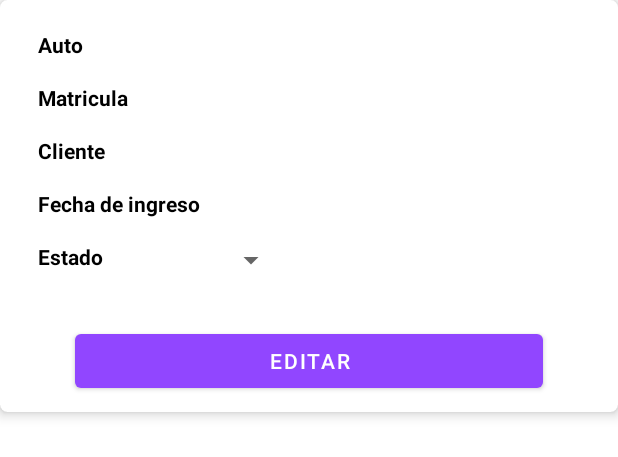
After one commit to jtrocha4/Servicars, an Android app: the layout dialog_edit_order.xml on its own in the app's theme, with its tools: preview values and no code run, on a phone screen of 412 x 824 dp. The commit adds this screen. Shown: the top 457 px of the screen. Run offline under Robolectric (Android 15) with nearby library versions, the phone set to English and light mode, and no system bars.

Commit message:
Implementacion del EditOrderDialog

```diff
--- a/app/src/main/java/com/example/servicars/adapter/OrdersApadter.kt
+++ b/app/src/main/java/com/example/servicars/adapter/OrdersApadter.kt
@@ -10,7 +10,7 @@ class OrdersApadter(
     private val orderList: ArrayList<Order>,
     private val onClickListener: (Order) -> Unit,
     private val onClickDelete: (Order) -> Unit,
-    private val onClickEdit: () -> Unit
+    private val onClickEdit: (Order) -> Unit
 ) : RecyclerView.Adapter<OrdersViewHolder>() {
     override fun onCreateViewHolder(parent: ViewGroup, viewType: Int): OrdersViewHolder {
         val layoutInflater = LayoutInflater.from(parent.context)
--- a/app/src/main/java/com/example/servicars/adapter/OrdersViewHolder.kt
+++ b/app/src/main/java/com/example/servicars/adapter/OrdersViewHolder.kt
@@ -13,7 +13,7 @@ class OrdersViewHolder(view: View) : RecyclerView.ViewHolder(view) {
         orderModel: Order,
         onClickListener: (Order) -> Unit,
         onClickDelete: (Order) -> Unit,
-        onClickEdit: () -> Unit
+        onClickEdit: (Order) -> Unit
     ) {
         binding.vehiculoTxt.text =
             "${orderModel.marcaAuto} ${orderModel.modeloAuto} ${orderModel.anioAuto} "
@@ -27,7 +27,7 @@ class OrdersViewHolder(view: View) : RecyclerView.ViewHolder(view) {
         }
 
         binding.editBtn.setOnClickListener {
-            onClickEdit()
+            onClickEdit.invoke(orderModel)
         }
 
         itemView.setOnClickListener {
--- /dev/null
+++ b/app/src/main/res/layout/dialog_edit_order.xml
@@ -0,0 +1,149 @@
+<?xml version="1.0" encoding="utf-8"?>
+<androidx.constraintlayout.widget.ConstraintLayout xmlns:android="http://schemas.android.com/apk/res/android"
+    xmlns:app="http://schemas.android.com/apk/res-auto"
+    xmlns:tools="http://schemas.android.com/tools"
+    android:layout_width="match_parent"
+    android:layout_height="match_parent">
+
+    <androidx.cardview.widget.CardView
+        android:layout_width="match_parent"
+        android:layout_height="wrap_content"
+        app:cardCornerRadius="5dp"
+        app:cardElevation="5dp"
+        app:layout_constraintStart_toStartOf="parent"
+        app:layout_constraintTop_toTopOf="parent">
+
+        <LinearLayout
+            android:layout_width="match_parent"
+            android:layout_height="match_parent"
+            android:layout_marginTop="10dp"
+            android:orientation="vertical">
+
+            <TableLayout
+                android:id="@+id/tableLayout"
+                android:layout_width="match_parent"
+                android:layout_height="wrap_content"
+                android:layout_marginStart="25dp"
+                android:layout_marginTop="10dp"
+                android:layout_marginEnd="25dp"
+                android:layout_marginBottom="10dp"
+                android:visibility="visible">
+
+                <TableRow
+                    android:layout_width="match_parent"
+                    android:layout_height="match_parent"
+                    android:layout_marginBottom="10dp">
+
+                    <TextView
+                        android:id="@+id/vehiculoTextView"
+                        android:layout_width="wrap_content"
+                        android:layout_height="25dp"
+                        android:text="@string/columna_auto"
+                        android:textAlignment="textStart"
+                        android:textStyle="bold" />
+
+                    <TextView
+                        android:id="@+id/vehiculoTxt"
+                        android:layout_width="wrap_content"
+                        android:layout_height="wrap_content"
+                        android:layout_marginStart="25dp" />
+                </TableRow>
+
+                <TableRow
+                    android:layout_width="match_parent"
+                    android:layout_height="match_parent"
+                    android:layout_marginBottom="10dp">
+
+                    <TextView
+                        android:id="@+id/matriculaTextView"
+                        android:layout_width="wrap_content"
+                        android:layout_height="25dp"
+                        android:text="@string/columna_matricula"
+                        android:textAlignment="textStart"
+                        android:textStyle="bold" />
+
+                    <TextView
+                        android:id="@+id/matriculaTxt"
+                        android:layout_width="wrap_content"
+                        android:layout_height="wrap_content"
+                        android:layout_marginStart="25dp" />
+                </TableRow>
+
+                <TableRow
+                    android:layout_width="match_parent"
+                    android:layout_height="match_parent"
+                    android:layout_marginBottom="10dp">
+
+                    <TextView
+                        android:id="@+id/clienteTextView"
+                        android:layout_width="wrap_content"
+                        android:layout_height="25dp"
+                        android:text="@string/columna_cliente"
+                        android:textAlignment="textStart"
+                        android:textStyle="bold" />
+
+                    <TextView
+                        android:id="@+id/clienteTxt"
+                        android:layout_width="wrap_content"
+                        android:layout_height="wrap_content"
+                        android:layout_marginStart="25dp" />
+                </TableRow>
+
+                <TableRow
+                    android:layout_width="match_parent"
+                    android:layout_height="match_parent"
+                    android:layout_marginBottom="10dp">
+
+                    <TextView
+                        android:id="@+id/fechaTextView"
+                        android:layout_width="wrap_content"
+                        android:layout_height="25dp"
+                        android:text="@string/columna_fecha"
+                        android:textStyle="bold" />
+
+                    <TextView
+                        android:id="@+id/fechaTxt"
+                        android:layout_width="wrap_content"
+                        android:layout_height="wrap_content"
+                        android:layout_marginStart="25dp" />
+                </TableRow>
+
+                <TableRow
+                    android:layout_width="match_parent"
+                    android:layout_height="match_parent"
+                    android:layout_marginBottom="10dp">
+
+                    <TextView
+                        android:id="@+id/estadoTextView"
+                        android:layout_width="wrap_content"
+                        android:layout_height="25dp"
+                        android:text="@string/columna_estado"
+                        android:textStyle="bold" />
+
+                    <Spinner
+                        android:id="@+id/spinnerEstado"
+                        android:layout_width="match_parent"
+                        android:layout_height="wrap_content"
+                        android:layout_marginStart="10dp" />
+
+                </TableRow>
+            </TableLayout>
+
+            <Button
+                android:id="@+id/editBtn"
+                android:layout_width="match_parent"
+                android:layout_height="match_parent"
+                android:layout_marginStart="50dp"
+                android:layout_marginTop="10dp"
+                android:layout_marginEnd="50dp"
+                android:layout_marginBottom="10dp"
+                android:text="@string/editar_datos"
+                app:layout_constraintBottom_toBottomOf="parent"
+                app:layout_constraintStart_toStartOf="parent"
+                app:layout_constraintTop_toBottomOf="@+id/tableLayout"
+                tools:layout_editor_absoluteX="100dp" />
+
+        </LinearLayout>
+
+    </androidx.cardview.widget.CardView>
+</androidx.constraintlayout.widget.ConstraintLayout>
--- a/app/src/main/res/values/strings.xml
+++ b/app/src/main/res/values/strings.xml
@@ -35,4 +35,5 @@
     <string name="columna_telefono_cliente">Telefono</string>
     <string name="columna_correo_cliente">Correo</string>
     <string name="boton_registrar">Registrar</string>
+    <string name="editar_datos">Editar</string>
 </resources>
```
Also changed, not shown: app/src/main/java/com/example/servicars/components/EditOrderDialog.kt (added, +63 -0 lines), app/src/main/java/com/example/servicars/ui/home/HomeFragment.kt (+18 -3 lines).
